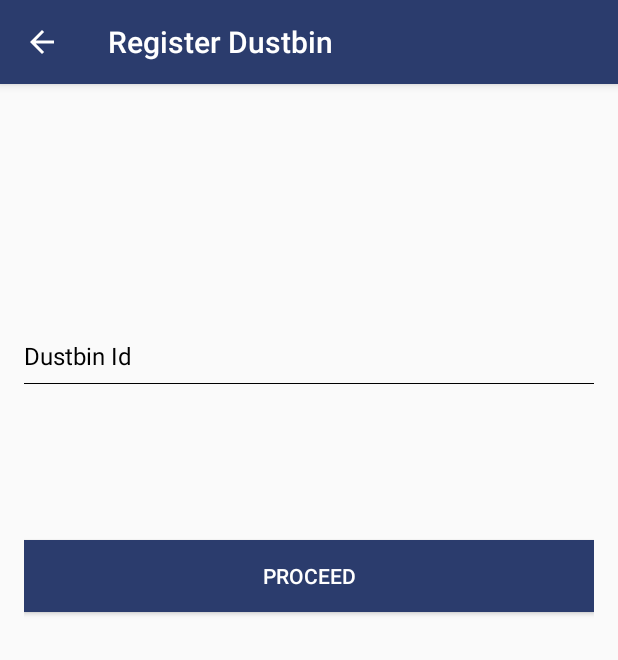
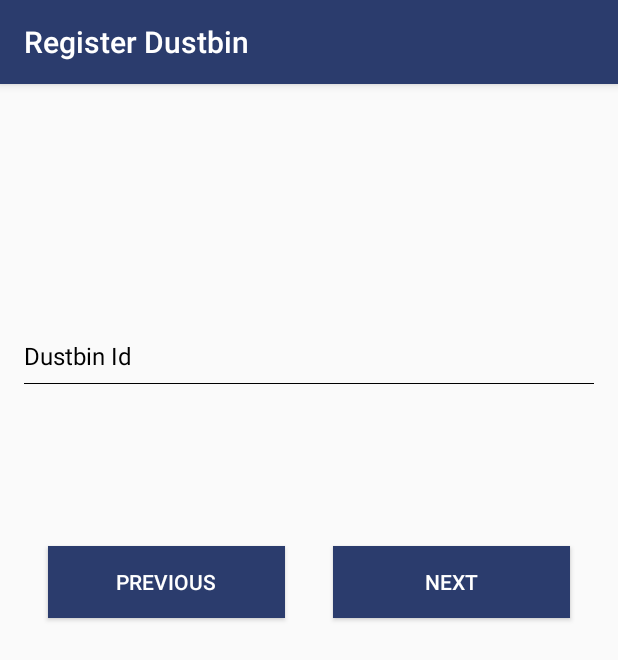
Before and after one commit to Divyansh42/smart-dustbin, an Android app: the screen it shows after launch (HomeActivity), after a tap on "REGISTER DUSTBIN", on a phone screen of 412 x 824 dp. Shown: the top 660 px of the screen. Run offline under Robolectric (Android 15) with nearby library versions, the phone set to English and light mode, and no system bars.

Commit message:
ux improved

```diff
--- a/app/src/main/java/com/jss/smartdustbin/Fragments/RegisterDustbinFragment.java
+++ b/app/src/main/java/com/jss/smartdustbin/Fragments/RegisterDustbinFragment.java
@@ -20,7 +20,8 @@ import java.io.Serializable;
 public class RegisterDustbinFragment extends Fragment {
 
     EditText editTextDustbinRegistrationId;
-    Button btProceed1;
+    Button btNext1;
+    Button btPrevious1;
     String dustbinRegistrationId;
     DustbinRegistrationData dustbinRegistrationData;
 
@@ -30,14 +31,14 @@ public class RegisterDustbinFragment extends Fragment {
                            Bundle savedInstanceState) {
         final View view = inflater.inflate(R.layout.fragment_register_dustbin, container, false);
         ((HomeActivity) getActivity()).setActionBarTitle("Register Dustbin");
-        ((HomeActivity) getActivity()).getSupportActionBar().setDisplayHomeAsUpEnabled(true);
         editTextDustbinRegistrationId = (EditText) view.findViewById(R.id.et_dustbin_registration_id);
-        btProceed1 = (Button) view.findViewById(R.id.bt_proceed1);
+        btNext1 = (Button) view.findViewById(R.id.bt_next1);
+        btPrevious1 = (Button) view.findViewById(R.id.bt_previous1);
 
 
         dustbinRegistrationData = new DustbinRegistrationData();
 
-        btProceed1.setOnClickListener(new View.OnClickListener() {
+        btNext1.setOnClickListener(new View.OnClickListener() {
             @Override
             public void onClick(View v) {
                 Fragment fragment = new RegisterDustbinFragment2();
@@ -51,6 +52,13 @@ public class RegisterDustbinFragment extends Fragment {
                 fragmentTransaction.commit();
 
 
+            }
+        });
+
+        btPrevious1.setOnClickListener(new View.OnClickListener() {
+            @Override
+            public void onClick(View v) {
+                getActivity().onBackPressed();
             }
         });
         return view;
--- a/app/src/main/res/layout/activity_maps.xml
+++ b/app/src/main/res/layout/activity_maps.xml
@@ -75,9 +75,6 @@
             android:layout_width="match_parent"
             android:layout_height="wrap_content"
             android:layout_gravity="bottom"
-            android:layout_marginBottom="24dp"
-            android:layout_marginLeft="64dp"
-            android:layout_marginRight="64dp"
             android:background="@color/colorPrimaryDark"
             android:text="Confirm Location"
             android:textSize="18sp"
--- a/app/src/main/res/layout/fragment_register_dustbin.xml
+++ b/app/src/main/res/layout/fragment_register_dustbin.xml
@@ -44,14 +44,36 @@
             android:background="@android:color/black"
             android:layout_marginBottom="8dp"/>
 
-        <Button
+        <LinearLayout
             android:layout_width="match_parent"
             android:layout_height="wrap_content"
-            android:text="Proceed"
-            android:id="@+id/bt_proceed1"
-            android:textColor="@android:color/white"
-            android:background="@color/colorPrimaryDark"
-            android:layout_marginTop="96dp"/>
+            android:orientation="horizontal"
+            android:layout_marginTop="84dp">
+
+            <Button
+                android:layout_width="match_parent"
+                android:layout_height="wrap_content"
+                android:text="Previous"
+                android:layout_weight="1"
+                android:layout_margin="16dp"
+                android:id="@+id/bt_previous1"
+                android:textColor="@android:color/white"
+                android:background="@color/colorPrimaryDark"/>
+
+
+            <Button
+                android:layout_width="match_parent"
+                android:layout_height="wrap_content"
+                android:layout_weight="1"
+                android:text="Next"
+                android:id="@+id/bt_next1"
+                android:layout_margin="16dp"
+                android:textColor="@android:color/white"
+                android:background="@color/colorPrimaryDark"/>
+
+
+        </LinearLayout>
+
 
     </LinearLayout>
 
```
Also changed, not shown: app/src/main/java/com/jss/smartdustbin/Fragments/RegisterDustbinFragment2.java (+12 -7 lines), app/src/main/res/layout/fragment2_register_dustbin.xml (+28 -6 lines).
